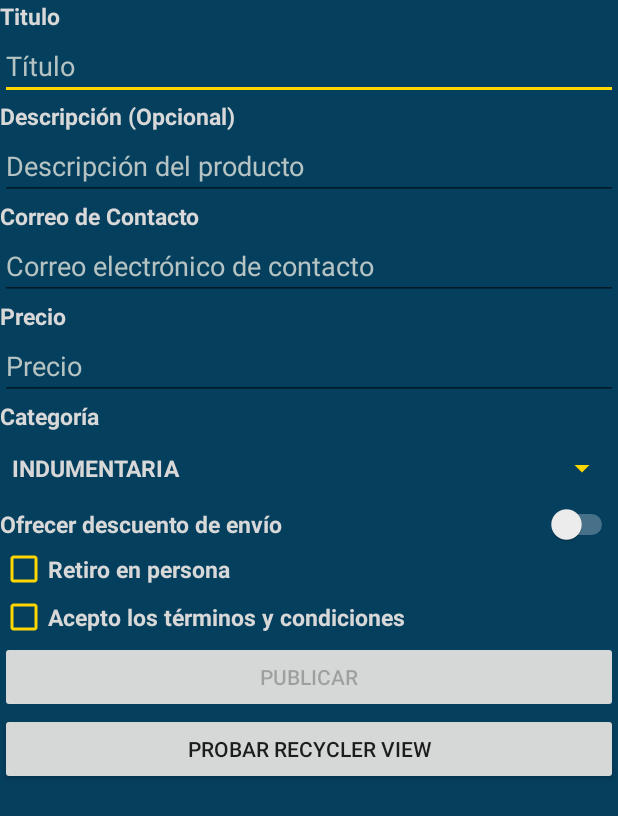
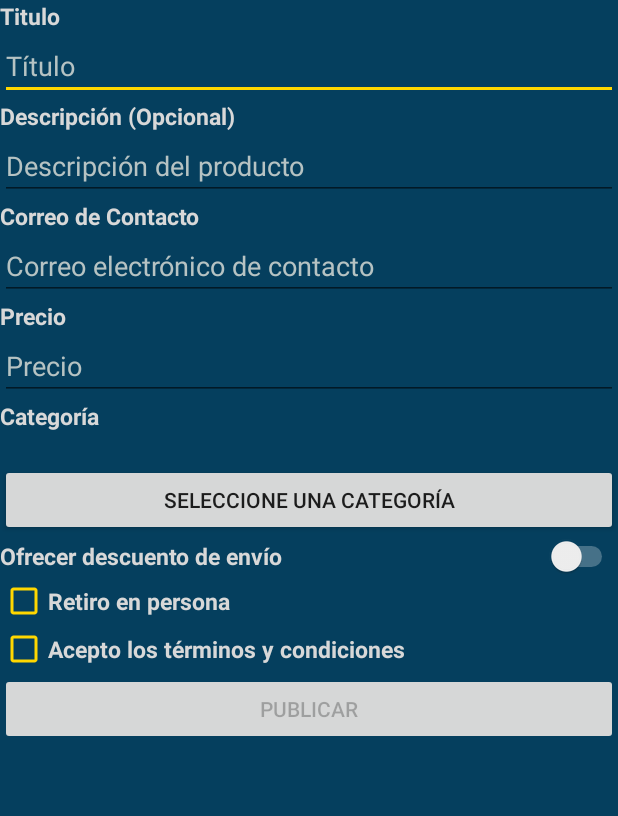
Before and after one commit to MartEsc/AppTPNro1, an Android app: the screen it shows after launch (MainActivity), on a phone screen of 412 x 824 dp. Shown: the top 816 px of the screen. Run offline under Robolectric (Android 15) with nearby library versions, the phone set to English and light mode, and no system bars.

Commit message:
Agrego lo que hicimos 23/09 entre AdR y Moviles

```diff
--- a/app/src/main/java/com/EscowichFernandezGayoso/apptpnro1/CategoryViewHolder.java
+++ b/app/src/main/java/com/EscowichFernandezGayoso/apptpnro1/CategoryViewHolder.java
@@ -1,11 +1,15 @@
 package com.EscowichFernandezGayoso.apptpnro1;
 
+import android.app.Activity;
 import android.content.Context;
+import android.content.ContextWrapper;
+import android.content.Intent;
 import android.support.v7.widget.RecyclerView;
 import android.view.LayoutInflater;
 import android.view.View;
 import android.view.ViewGroup;
 import android.widget.TextView;
+import android.widget.Toast;
 
 import java.util.List;
 
@@ -49,7 +53,16 @@ public class CategoryViewHolder extends RecyclerView.Adapter<CategoryViewHolder.
         ViewHolder(View itemView) {
             super(itemView);
             myTextView = itemView.findViewById(R.id.rowName);
-            itemView.setOnClickListener(this);
+            itemView.setOnClickListener(new View.OnClickListener(){
+                @Override
+                public void onClick(View v){
+                    Toast.makeText(itemView.getContext(), "Clickeaste el: "+mData.get(getAdapterPosition()), Toast.LENGTH_SHORT).show();
+                    Intent intentCategoriaAMenu = new Intent(itemView.getContext(),MainActivity.class);
+                    intentCategoriaAMenu.putExtra("catSeleccionada",mData.get(getAdapterPosition()));
+
+                    itemView.getContext().startActivity(intentCategoriaAMenu);
+                }
+            });
         }
 
         @Override
@@ -72,4 +85,5 @@ public class CategoryViewHolder extends RecyclerView.Adapter<CategoryViewHolder.
     public interface ItemClickListener {
         void onItemClick(View view, int position);
     }
+
 }
--- a/app/src/main/java/com/EscowichFernandezGayoso/apptpnro1/MainActivity.java
+++ b/app/src/main/java/com/EscowichFernandezGayoso/apptpnro1/MainActivity.java
@@ -1,6 +1,7 @@
 package com.EscowichFernandezGayoso.apptpnro1;
 
 import android.content.Intent;
+import android.support.annotation.Nullable;
 import android.support.v7.app.AppCompatActivity;
 import android.os.Bundle;
 import android.view.View;
@@ -17,25 +18,23 @@ import android.widget.TextView;
 import android.widget.Toast;
 
 public class MainActivity extends AppCompatActivity {
-    private TextView labelDescuento;
+    private TextView labelDescuento,textCategoria;
     private EditText Titulo, Precio, Direccion_retiro, Email, Descripcion;
-    private Spinner Categoria;
     private CheckBox Retiro_en_persona , Terminos_Condiciones;
     private Switch Descuento;
     private SeekBar Cantidad_descuento;
     private RelativeLayout layoutDescuento;
     private LinearLayout layoutRetiro;
-    private Button buttonPublicar,buttonPublicar1;
+    private Button buttonPublicar,buttonCategoria;
     private String emailPattern= "[a-zA-Z0-9._-]+@[a-z]{3,}+\\.+[a-z]+";
     private String validador= "[a-zA-Z0-9,. ]+";
-
+    private String categoriaSeleccionada;
     @Override
     protected void onCreate(Bundle savedInstanceState) {
         super.onCreate(savedInstanceState);
         setContentView(R.layout.activity_main);
         Titulo=(EditText)findViewById(R.id.editTextTitulo);
         Precio=(EditText)findViewById(R.id.editTextPrecio);
-        Categoria=(Spinner)findViewById(R.id.spinnerCategoria);
         Retiro_en_persona=(CheckBox)findViewById(R.id.checkboxRetiro);
         Terminos_Condiciones =(CheckBox)findViewById(R.id.checkboxTerminos);
         layoutRetiro=(LinearLayout)findViewById(R.id.layoutRetiro);
@@ -47,7 +46,9 @@ public class MainActivity extends AppCompatActivity {
         Descripcion=(EditText) findViewById(R.id.editTextDescripcion);
         layoutDescuento=(RelativeLayout) findViewById(R.id.layoutDescuento);
         buttonPublicar = (Button) findViewById(R.id.buttonPublicar);
-        buttonPublicar1 = (Button) findViewById(R.id.buttonPublicar1);
+        buttonCategoria = (Button) findViewById(R.id.buttonCategoria);
+
+
 
         Descuento.setChecked(false);
         layoutDescuento.setVisibility(View.GONE);
@@ -74,11 +75,11 @@ public class MainActivity extends AppCompatActivity {
 
             }
         });
-        buttonPublicar1.setOnClickListener(new View.OnClickListener() {
+        buttonCategoria.setOnClickListener(new View.OnClickListener() {
             @Override
             public void onClick(View view) {
-                Intent buttonPublicar1 = new Intent(MainActivity.this, paginados.class);
-                startActivity(buttonPublicar1);
+                Intent intentCategoria = new Intent(MainActivity.this, paginados.class);
+                startActivityForResult(intentCategoria,0);
             }
         });
 
@@ -129,10 +130,10 @@ public class MainActivity extends AppCompatActivity {
             Toast.makeText(this, "El precio del producto debe ser mayor a 0", Toast.LENGTH_LONG).show();
             return;
         }
-        if(Categoria.getSelectedItem().equals(null)){
+        /*if(Categoria.getSelectedItem().equals(null)){
             Toast.makeText(this, "La categoria es obligatoria", Toast.LENGTH_LONG).show();
             return;
-        }
+        }*/
         if(Retiro_en_persona.isChecked()) {
             if (Direccion_retiro.getText().toString().isEmpty()) {
                 Toast.makeText(this, "La direccion de retiro es obligatoria", Toast.LENGTH_LONG).show();
--- a/app/src/main/java/com/EscowichFernandezGayoso/apptpnro1/paginados.java
+++ b/app/src/main/java/com/EscowichFernandezGayoso/apptpnro1/paginados.java
@@ -1,13 +1,16 @@
 package com.EscowichFernandezGayoso.apptpnro1;
 
+import android.content.Intent;
 import android.support.v7.app.AppCompatActivity;
 import android.os.Bundle;
 import android.support.v7.widget.LinearLayoutManager;
 import android.support.v7.widget.RecyclerView;
+import android.view.View;
+import android.widget.Toast;
 
 import java.util.ArrayList;
 
-public class paginados extends AppCompatActivity {
+public class paginados extends AppCompatActivity  {
 
     CategoryViewHolder adapter;
 
@@ -43,8 +46,8 @@ public class paginados extends AppCompatActivity {
         RecyclerView recyclerView = findViewById(R.id.recyclerView);
         recyclerView.setLayoutManager(new LinearLayoutManager(this));
         adapter = new CategoryViewHolder(this, categorias);
+        recyclerView.setAdapter(adapter);
 
-        recyclerView.setAdapter(adapter);
     }
 
 
--- a/app/src/main/res/layout/activity_main.xml
+++ b/app/src/main/res/layout/activity_main.xml
@@ -83,19 +83,20 @@
             android:layout_width="wrap_content"
             android:layout_height="wrap_content"
             android:text="@string/stringCategoria" />
+        <TextView
+            android:layout_width="wrap_content"
+            android:layout_height="wrap_content"
+            android:id="@+id/textCatSeleccionada"
+            style="@style/mainTextFont"
+            />
 
-        <Spinner
-            android:id="@+id/spinnerCategoria"
+
+        <Button
+            android:id="@+id/buttonCategoria"
             android:layout_width="match_parent"
             android:layout_height="wrap_content"
-            android:entries="@array/spinnerItems"
-            android:minHeight="48dp"
-            android:prompt="@string/stringPromptCategoria"
-            android:spinnerMode="dialog"
-            android:theme="@style/mainTextFont"
-            android:popupTheme="@style/popUpSpinner"
-            android:backgroundTint="@color/yellowAccent"
-            />
+            android:onClick="Enviar"
+            android:text="@string/stringProbar" />
 
         <Switch
             android:id="@+id/switchDescuento"
@@ -194,12 +195,6 @@
             android:onClick="Enviar"
             android:text="@string/stringPublicar"
             />
-        <Button
-            android:id="@+id/buttonPublicar1"
-            android:layout_width="match_parent"
-            android:layout_height="wrap_content"
-            android:onClick="Enviar"
-            android:text="@string/stringProbar"
-            />
+
     </LinearLayout>
 </ScrollView>
--- a/app/src/main/res/values/strings.xml
+++ b/app/src/main/res/values/strings.xml
@@ -12,7 +12,7 @@
     <string name="stringPlaceholderPrecio">Precio</string>
     <string name="stringPlaceholderDireccion">Dirección de retiro</string>
     <string name="stringPublicar">Publicar</string>
-    <string name="stringProbar">Probar Recycler View</string>
+    <string name="stringProbar"> Seleccione una Categoría </string>
     <string name="stringPromptCategoria">Seleccione una Categoría</string>
     <string name="stringSwitchDescuento">Ofrecer descuento de envío</string>
     <string name="stringCheckRetiro">Retiro en persona</string>
```
